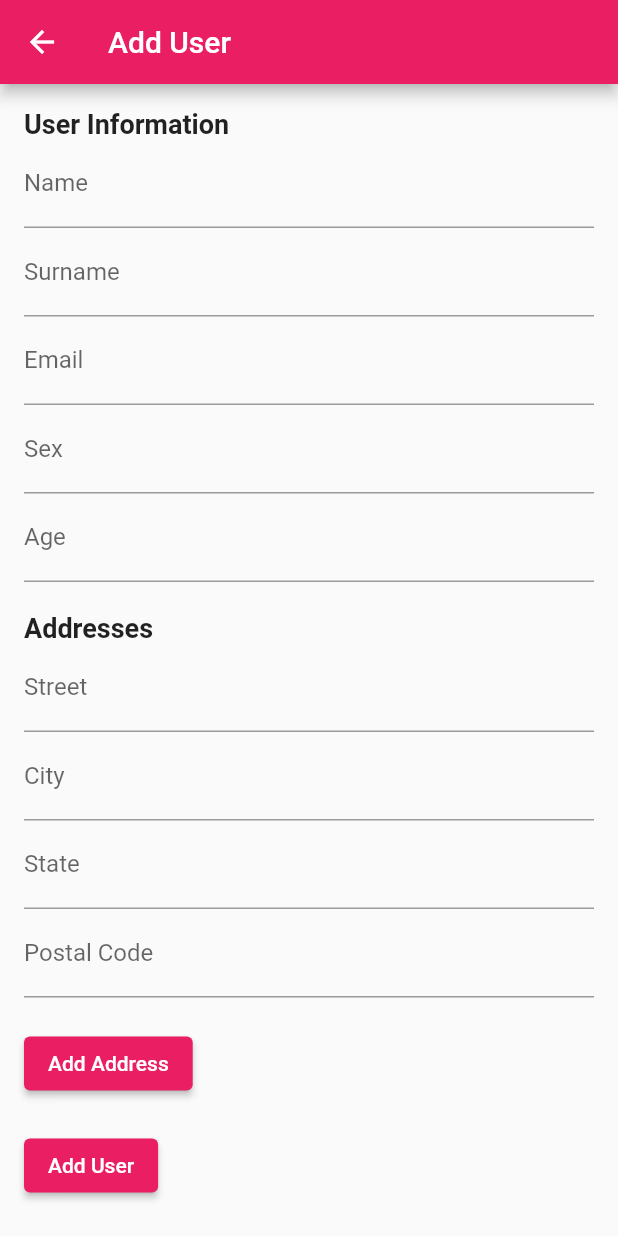
After one commit to mkingmking/MatchMeow, a Flutter app: the AddUserPage screen opened directly, after a tap on "Add User", on a phone screen of 412 x 824 dp. The commit adds this screen. Run offline on Flutter 3.47's test engine with Material 2 defaults, Android fonts, the phone set to English and light mode, and no system bars; our stand-ins replace firebase_core, firebase_database; accounts and stored records are empty.

Commit message:
added User() and adress() classes
also added page to write an adress and sign up.

```diff
--- a/lib/HomeScreen.dart
+++ b/lib/HomeScreen.dart
@@ -1,6 +1,7 @@
 import 'package:flutter/material.dart';
 import 'AddPetPage.dart';
 import 'PetListPage.dart';
+import 'addUserPage.dart';
 
 class HomeScreen extends StatefulWidget {
   @override
@@ -14,6 +15,7 @@ class _HomeScreenState extends State<HomeScreen> {
   final List<Widget> _pages = [
     PetListPage(),
     AddPetPage(),
+    AddUserPage(),
   ];
 
   @override
@@ -39,6 +41,10 @@ class _HomeScreenState extends State<HomeScreen> {
             icon: Icon(Icons.add),
             label: 'Add Pet',
           ),
+          BottomNavigationBarItem(
+            icon: Icon(Icons.person), // Add a user icon
+            label: 'Add User',
+          ),
         ],
       ),
     );
--- a/lib/User.dart
+++ b/lib/User.dart
@@ -1,9 +1,13 @@
+import 'UserAdress.dart';
+
 class User {
   String name;
   String surname;
   String email;
   String sex;
   int age;
+  UserAddress address;
+  String userID;
 
   User({
     required this.name,
@@ -11,6 +15,8 @@ class User {
     required this.email,
     required this.sex,
     required this.age,
+    required this.address,
+    required this.userID,
   });
 
   // Factory method to create User from a Map (database data)
@@ -21,6 +27,15 @@ class User {
       email: json['email'],
       sex: json['sex'],
       age: json['age'],
+      address: json['address'] != null
+          ? UserAddress.fromJson(json['address'])
+          : UserAddress(
+              street: '',
+              city: '',
+              state: '',
+              postalCode: '',
+            ), // Assuming UserAddress has an empty constructor
+      userID: json['userID'],
     );
   }
 
@@ -32,6 +47,8 @@ class User {
       'email': email,
       'sex': sex,
       'age': age,
+      'userID': userID,
+      'address': address.toJson(),
     };
   }
 }
--- /dev/null
+++ b/lib/UserAdress.dart
@@ -0,0 +1,33 @@
+class UserAddress {
+  String street;
+  String city;
+  String state;
+  String postalCode;
+
+  UserAddress({
+    required this.street,
+    required this.city,
+    required this.state,
+    required this.postalCode,
+  });
+
+  // Factory method to create UserAddress from a Map (database data)
+  factory UserAddress.fromJson(Map<dynamic, dynamic> json) {
+    return UserAddress(
+      street: json['street'],
+      city: json['city'],
+      state: json['state'],
+      postalCode: json['postalCode'],
+    );
+  }
+
+  // Convert UserAddress object to a JSON format
+  Map<String, dynamic> toJson() {
+    return {
+      'street': street,
+      'city': city,
+      'state': state,
+      'postalCode': postalCode,
+    };
+  }
+}
--- /dev/null
+++ b/lib/addUserPage.dart
@@ -0,0 +1,153 @@
+import 'package:flutter/material.dart';
+import 'user.dart';
+import 'UserAdress.dart';
+import 'package:firebase_database/firebase_database.dart';
+
+class AddUserPage extends StatefulWidget {
+  @override
+  _AddUserPageState createState() => _AddUserPageState();
+}
+
+class _AddUserPageState extends State<AddUserPage> {
+  // Controllers for user input fields
+  TextEditingController nameController = TextEditingController();
+  TextEditingController surnameController = TextEditingController();
+  TextEditingController emailController = TextEditingController();
+  TextEditingController sexController = TextEditingController();
+  TextEditingController ageController = TextEditingController();
+  TextEditingController streetController = TextEditingController();
+  TextEditingController cityController = TextEditingController();
+  TextEditingController stateController = TextEditingController();
+  TextEditingController postalCodeController = TextEditingController();
+
+  late UserAddress address;
+
+  void _addAddressToDatabase(UserAddress userAddress, String userId) {
+    DatabaseReference addressRef = FirebaseDatabase.instance
+        .ref()
+        .child('users')
+        .child(userId)
+        .child('address');
+
+    addressRef.set(userAddress.toJson());
+  }
+
+  void _addUserToDatabase() {
+    // Create a User object
+    UserAddress newAdress = UserAddress(
+        street: streetController.text,
+        city: cityController.text,
+        state: stateController.text,
+        postalCode: postalCodeController.text);
+
+    User newUser = User(
+      name: nameController.text,
+      surname: surnameController.text,
+      email: emailController.text,
+      sex: sexController.text,
+      age: int.tryParse(ageController.text) ?? 0,
+      address: newAdress,
+      userID: 'test',
+    );
+
+    // Write the user to the database
+    DatabaseReference userRef =
+        FirebaseDatabase.instance.ref().child('users').push();
+    userRef.set(newUser.toJson());
+
+    _addAddressToDatabase(newAdress, newUser.userID);
+
+    // ... Clear other text controllers
+    // Clear all input fields
+    nameController.clear();
+    surnameController.clear();
+    emailController.clear();
+    sexController.clear();
+    ageController.clear();
+    postalCodeController.clear();
+    cityController.clear();
+    stateController.clear();
+    postalCodeController.clear();
+  }
+
+  @override
+  Widget build(BuildContext context) {
+    return Scaffold(
+      appBar: AppBar(
+        title: Text('Add User'),
+      ),
+      body: Padding(
+        padding: const EdgeInsets.all(16.0),
+        child: SingleChildScrollView(
+          child: Column(
+            crossAxisAlignment: CrossAxisAlignment.start,
+            children: [
+              Text('User Information',
+                  style: TextStyle(fontSize: 18, fontWeight: FontWeight.bold)),
+              TextFormField(
+                controller: nameController,
+                decoration: InputDecoration(labelText: 'Name'),
+              ),
+              TextFormField(
+                controller: surnameController,
+                decoration: InputDecoration(labelText: 'Surname'),
+              ),
+              TextFormField(
+                controller: emailController,
+                decoration: InputDecoration(labelText: 'Email'),
+              ),
+              TextFormField(
+                controller: sexController,
+                decoration: InputDecoration(labelText: 'Sex'),
+              ),
+              TextFormField(
+                controller: ageController,
+                keyboardType: TextInputType.number,
+                decoration: InputDecoration(labelText: 'Age'),
+              ),
+              SizedBox(height: 20),
+              Text('Addresses',
+                  style: TextStyle(fontSize: 18, fontWeight: FontWeight.bold)),
+              TextFormField(
+                controller: streetController,
+                decoration: InputDecoration(labelText: 'Street'),
+              ),
+              TextFormField(
+                controller: cityController,
+                decoration: InputDecoration(labelText: 'City'),
+              ),
+              TextFormField(
+                controller: stateController,
+                decoration: InputDecoration(labelText: 'State'),
+              ),
+              TextFormField(
+                controller: postalCodeController,
+                keyboardType: TextInputType.number,
+                decoration: InputDecoration(labelText: 'Postal Code'),
+              ),
+              SizedBox(height: 20),
+              ElevatedButton(
+                onPressed: () {
+                  // Add the entered address to the list
+                  //TODO
+
+                  // Clear the address input fields
+                  streetController.clear();
+                  cityController.clear();
+                  stateController.clear();
+                  postalCodeController.clear();
+                },
+                child: const Text('Add Address'),
+              ),
+              SizedBox(height: 20),
+              ElevatedButton(
+                onPressed: _addUserToDatabase, // Corrected
+                child: Text('Add User'),
+              ),
+            ],
+          ),
+        ),
+      ),
+    );
+  }
+}
--- a/lib/main.dart
+++ b/lib/main.dart
@@ -2,6 +2,7 @@ import 'package:flutter/material.dart';
 import 'package:firebase_core/firebase_core.dart';
 import 'firebase_options.dart';
 import 'HomeScreen.dart';
+import 'User.dart';
 
 void main() async {
   WidgetsFlutterBinding.ensureInitialized();
```
Also changed, not shown: lib/addAddressTodatabase.dart (added).
